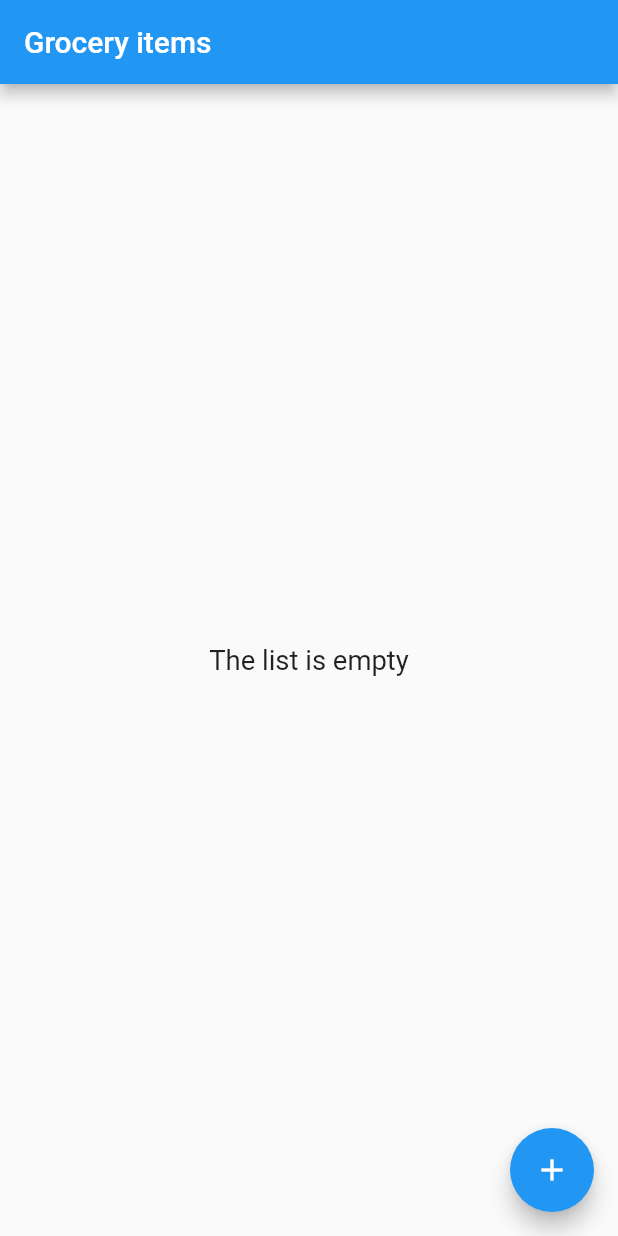
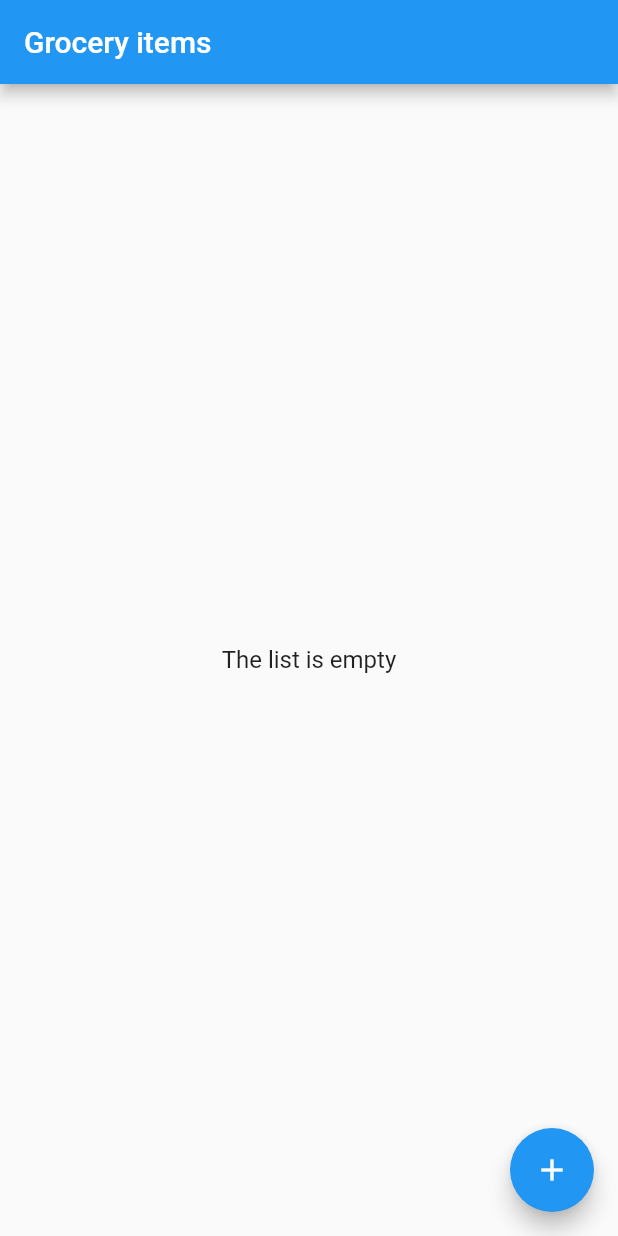
Before and after one commit to zeienko-vitalii/grocery_list_bloc, a Flutter app: the screen it shows after launch, on a phone screen of 412 x 824 dp. Run offline on Flutter 3.47's test engine with Material 2 defaults, Android fonts, the phone set to English and light mode, and no system bars; our stand-ins replace bloc, cloud_firestore, firebase_core, flutter_bloc; accounts and stored records are empty.

Commit message:
Add description to classes, refactoring

```diff
--- a/lib/data/net/datasource/datasource.dart
+++ b/lib/data/net/datasource/datasource.dart
@@ -1,7 +1,10 @@
 
 /// Describes abstract functionality
 abstract class DataSource<T> {
+  /// Fetches all data in realtime
   Stream<List<T>> allItemsStream();
+  /// Adds single item
   Future<void> addItems(T product);
+  /// Removes single item
   Future<void> removeItem(T product);
 }
--- a/lib/data/net/firestore/firestore_impl.dart
+++ b/lib/data/net/firestore/firestore_impl.dart
@@ -2,6 +2,7 @@ import 'package:cloud_firestore/cloud_firestore.dart';
 import 'package:list_tracker_app/data/net/datasource/datasource.dart';
 import 'package:list_tracker_app/data/net/models/grocery_product.dart';
 
+/// Singleton class that implements [DataSource] interface using Firebase source
 class FireStoreImpl extends DataSource<GroceryProduct> {
   factory FireStoreImpl() => _singleton;
 
--- a/lib/main.dart
+++ b/lib/main.dart
@@ -4,9 +4,10 @@ import 'package:list_tracker_app/presentation/screens/app/app.dart';
 
 Future<void> main() async {
   await _init();
-  runApp(App());
+  runApp(GroceryApp());
 }
 
+/// Initializes Firebase
 Future<void> _init() async {
   WidgetsFlutterBinding.ensureInitialized();
   await Firebase.initializeApp();
--- a/lib/presentation/appearence/styles/dimens.dart
+++ /dev/null
@@ -1,8 +0,0 @@
-import 'package:flutter_screenutil/flutter_screenutil.dart';
-
-// Text sizes
-double get textSize_16 => _getAdjustedSize(16);
-double get textSize_24 => _getAdjustedSize(24);
-
-// when building textTheme data, ScreenUtil() is null
-double _getAdjustedSize(double iconSize) => ScreenUtil()?.setSp(iconSize);
--- a/lib/presentation/base/bloc/base_bloc.dart
+++ b/lib/presentation/base/bloc/base_bloc.dart
@@ -10,9 +10,11 @@ part 'base_event.dart';
 
 part 'base_state.dart';
 
+/// Base abstract BloC that should be extended by other app's BloCs
 abstract class BaseBloc extends Bloc<BaseEvent, BaseBlocState> {
   BaseBloc() : super(const InitialBaseState());
 
+  /// Firebase data source that is accessible from classes taht exetnds [BaseBloc]
   @protected
   DataSource<GroceryProduct> groceryDataSourceImpl = FireStoreImpl();
 
--- a/lib/presentation/base/state/base_state.dart
+++ b/lib/presentation/base/state/base_state.dart
@@ -2,6 +2,7 @@ import 'package:flutter/material.dart';
 import 'package:flutter_bloc/flutter_bloc.dart';
 import 'package:list_tracker_app/presentation/base/bloc/base_bloc.dart';
 
+/// Base State class is for all Stateful widets' states for easier accessing bloc, if it's provided by parent widget
 abstract class BaseState<T extends StatefulWidget, B extends BaseBloc> extends State<T> {
   @protected
   B bloc;
--- a/lib/presentation/common_widgets/common_widgets.dart
+++ b/lib/presentation/common_widgets/common_widgets.dart
@@ -1,6 +1,5 @@
 import 'package:flutter/cupertino.dart';
 import 'package:flutter/material.dart';
-import 'package:list_tracker_app/presentation/appearence/styles/dimens.dart';
 
 Widget loaderWidget() {
   return const Center(
@@ -12,7 +11,7 @@ Widget error({String errorMsg}) {
   return Center(
     child: Text(
       errorMsg ?? 'Unexpected Error',
-      style: TextStyle(fontSize: textSize_24, color: Colors.redAccent),
+      style: const TextStyle(fontSize: 24, color: Colors.redAccent),
     ),
   );
 }
--- a/lib/presentation/screens/app/app.dart
+++ b/lib/presentation/screens/app/app.dart
@@ -1,7 +1,7 @@
 import 'package:flutter/material.dart';
 import 'package:list_tracker_app/utility/navigation/routes.dart';
 
-class App extends StatelessWidget {
+class GroceryApp extends StatelessWidget {
   @override
   Widget build(BuildContext context) {
     return MaterialApp(
--- a/lib/presentation/screens/main/bloc/main_bloc.dart
+++ b/lib/presentation/screens/main/bloc/main_bloc.dart
@@ -8,7 +8,10 @@ part 'main_event.dart';
 
 part 'main_state.dart';
 
+/// Bloc for Main screen
 class MainBloc extends BaseBloc {
+
+  /// Cached groceries
   final List<GroceryProduct> _groceries = <GroceryProduct>[];
 
   @override
@@ -21,6 +24,7 @@ class MainBloc extends BaseBloc {
     yield SuccessState(event);
   }
 
+  /// Fetches data in realtime
   Stream<List<GroceryProduct>> getAllItemsStream() {
     return groceryDataSourceImpl.allItemsStream().handleError(_handleError).map((List<GroceryProduct> event) {
       _groceries
--- a/lib/presentation/screens/main/component/main_component.dart
+++ b/lib/presentation/screens/main/component/main_component.dart
@@ -1,8 +1,6 @@
 import 'package:flutter/cupertino.dart';
 import 'package:flutter/material.dart';
-import 'package:flutter_screenutil/flutter_screenutil.dart';
 import 'package:list_tracker_app/data/net/models/grocery_product.dart';
-import 'package:list_tracker_app/presentation/appearence/styles/dimens.dart';
 import 'package:list_tracker_app/presentation/base/state/base_state.dart';
 import 'package:list_tracker_app/presentation/common_widgets/common_widgets.dart';
 import 'package:list_tracker_app/presentation/screens/main/bloc/main_bloc.dart';
@@ -76,13 +74,13 @@ class _MainComponentState extends BaseState<MainComponent, MainBloc> {
 
   Padding _productItem(GroceryProduct product, BuildContext context) {
     return Padding(
-      padding: EdgeInsets.symmetric(horizontal: 16.0.w, vertical: 8.h),
+      padding: const EdgeInsets.symmetric(horizontal: 16.0, vertical: 8),
       child: Container(
         decoration: BoxDecoration(
           color: Colors.grey[200],
           borderRadius: BorderRadius.circular(8),
         ),
-        padding: EdgeInsets.symmetric(horizontal: 16.0.w, vertical: 8.h),
+        padding: const EdgeInsets.symmetric(horizontal: 16.0, vertical: 8),
         child: Row(
           children: <Widget>[
             Expanded(
@@ -117,11 +115,11 @@ class _MainComponentState extends BaseState<MainComponent, MainBloc> {
         return (data?.isNotEmpty ?? false)
             ? _productsListView(data)
             : Container(
-                child: Center(
+                child: const Center(
                   child: Text(
                     'The list is empty',
                     style: TextStyle(
-                      fontSize: textSize_16,
+                      fontSize: 16,
                     ),
                   ),
                 ),
--- a/lib/presentation/screens/main/main_screen.dart
+++ b/lib/presentation/screens/main/main_screen.dart
@@ -1,6 +1,5 @@
 import 'package:flutter/material.dart';
 import 'package:flutter_bloc/flutter_bloc.dart';
-import 'package:list_tracker_app/utility/screen_util/screen_utils.dart';
 
 import 'bloc/main_bloc.dart';
 import 'component/main_component.dart';
@@ -12,7 +11,6 @@ class MainScreen extends StatelessWidget {
 
   @override
   Widget build(BuildContext context) {
-    initScreenUtil(context);
     return BlocProvider<MainBloc>(
       create: (BuildContext context) => MainBloc(),
       child: const MainComponent(),
--- a/lib/utility/navigation/routes.dart
+++ b/lib/utility/navigation/routes.dart
@@ -1,6 +1,7 @@
 import 'package:flutter/material.dart';
 import 'package:list_tracker_app/presentation/screens/main/main_screen.dart';
 
+/// It provides [Routes.onGenerateRoute]
 class Routes {
   static Route<dynamic> onGenerateRoute(RouteSettings settings) {
     return _materialRouteToScreen(const MainScreen());
--- a/pubspec.yaml
+++ b/pubspec.yaml
@@ -11,7 +11,6 @@ dependencies:
     sdk: flutter
   cupertino_icons: ^1.0.0
   flutter_bloc: ^6.1.1
-  flutter_screenutil: ^4.0.2+2
   firebase_core: ^0.7.0
   cloud_firestore: ^0.16.0
 
```
Also changed, not shown: lib/data/net/models/grocery_product.dart (+5 -3 lines), lib/utility/screen_util/screen_utils.dart (deleted, +0 -37 lines), pubspec.lock, 3 other files.
